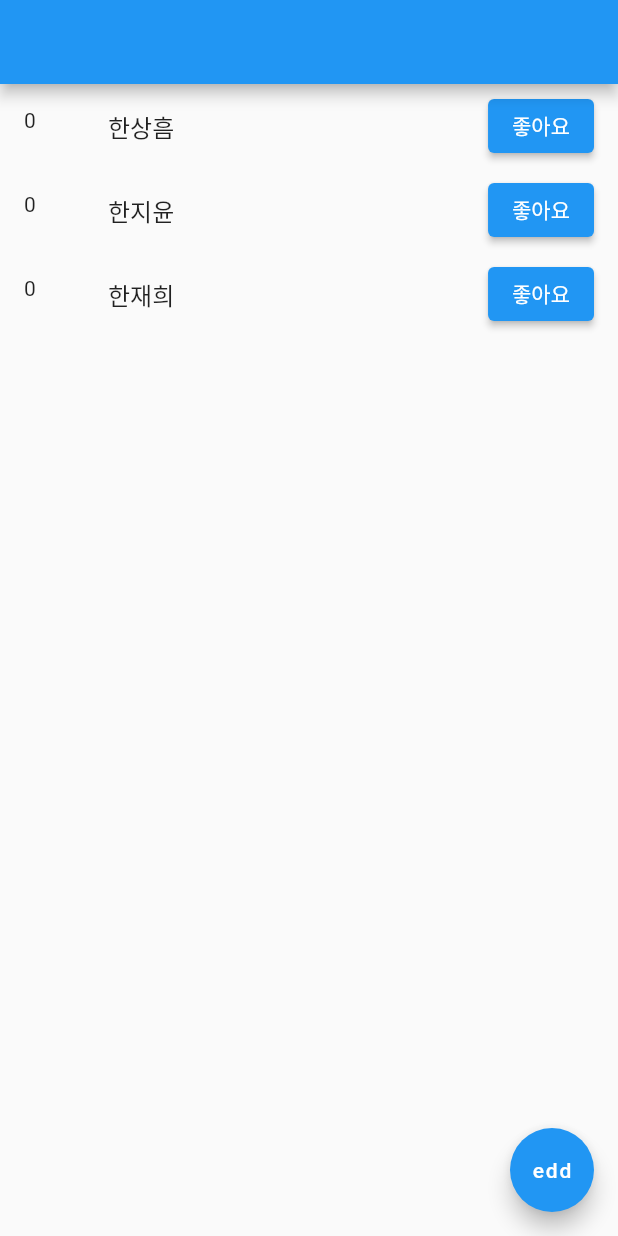
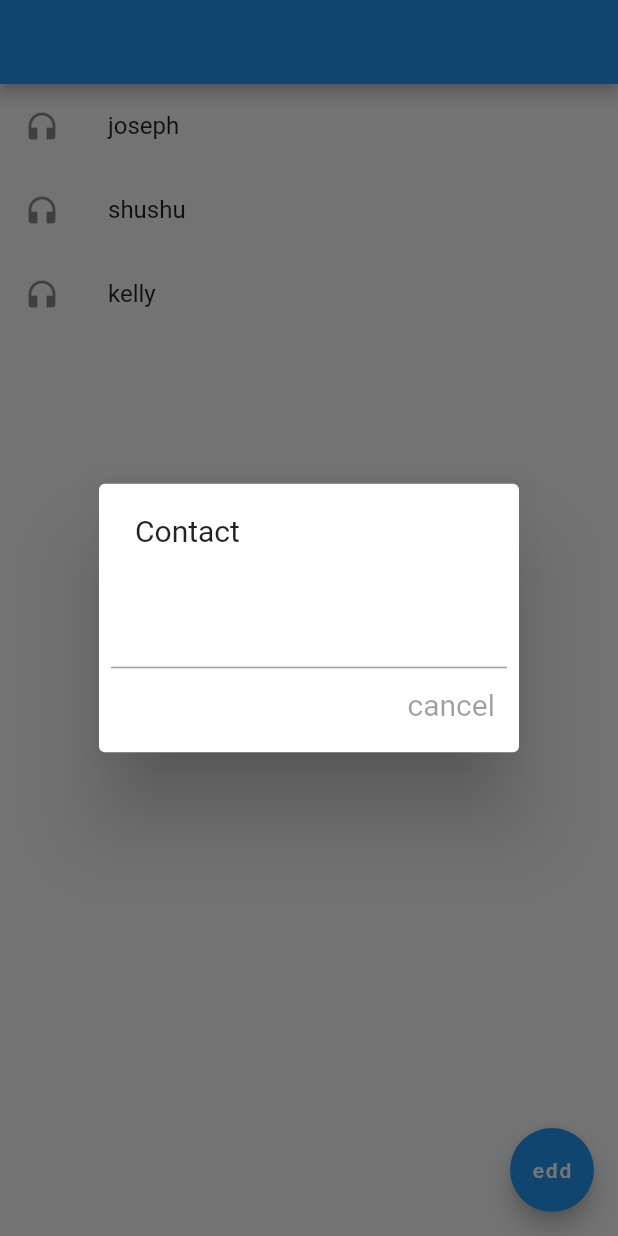
Before and after one commit to jungahsuperb/lucy, a Flutter app: the screen it shows after launch, after a tap on "edd", on a phone screen of 412 x 824 dp. Run offline on Flutter 3.47's test engine with Material 2 defaults, Android fonts, the phone set to English and light mode, and no system bars.

Commit message:
contact textfield

```diff
--- a/lib/main.dart
+++ b/lib/main.dart
@@ -1,7 +1,9 @@
 import 'package:flutter/material.dart';
 
 void main() {
-  runApp(MyApp());
+  runApp(MaterialApp(
+    home: MyApp(),
+  ));
 }
 
 class MyApp extends StatefulWidget {
@@ -13,30 +15,41 @@ class MyApp extends StatefulWidget {
 
 class _MyAppState extends State<MyApp> {
   var a = 1;
-  var name = ['한상흠', '한지윤', '한재희'];
+  var name = ['joseph', 'shushu', 'kelly'];
   var like = [0, 0, 0];
 
   @override
   Widget build(BuildContext context) {
-    return MaterialApp(
-        home: Scaffold(
-          floatingActionButton: FloatingActionButton(onPressed: (){},
-          child: Text('edd'),),
-            appBar: AppBar(),
-            body: ListView.builder(
-                itemCount: 3,
-                itemBuilder: (context, i) {
-                  return ListTile(
-                      title: Text(name[i]),
-                      leading: Text(like[i].toString()),
-                      trailing: ElevatedButton(
-                        child: Text('좋아요'),
-                        onPressed: () {
-                          setState(() {
-                            like[i]++;
-                          });
-                        },
-                      ));
-                })));
+    return Scaffold(
+        floatingActionButton: FloatingActionButton(
+          onPressed: () {
+            showDialog(
+                context: context,
+                builder: (context) {
+                  return AlertDialog(
+                      content: Text(style: TextStyle(fontSize: 20), 'Contact'),
+                      actions: [
+                        TextField(),
+                        TextButton(style: TextButton.styleFrom(
+                          textStyle: const TextStyle(fontSize: 20),
+                        ),
+                        onPressed: null,
+                        child: const Text('cancel'),)
+                  ]
+                  ,
+                  );
+                });
+          },
+          child: Text('edd'),
+        ),
+        appBar: AppBar(),
+        body: ListView.builder(
+            itemCount: 3,
+            itemBuilder: (c, i) {
+              return ListTile(
+                leading: Icon(Icons.headphones),
+                title: Text(name[i]),
+              );
+            }));
   }
 }
```
